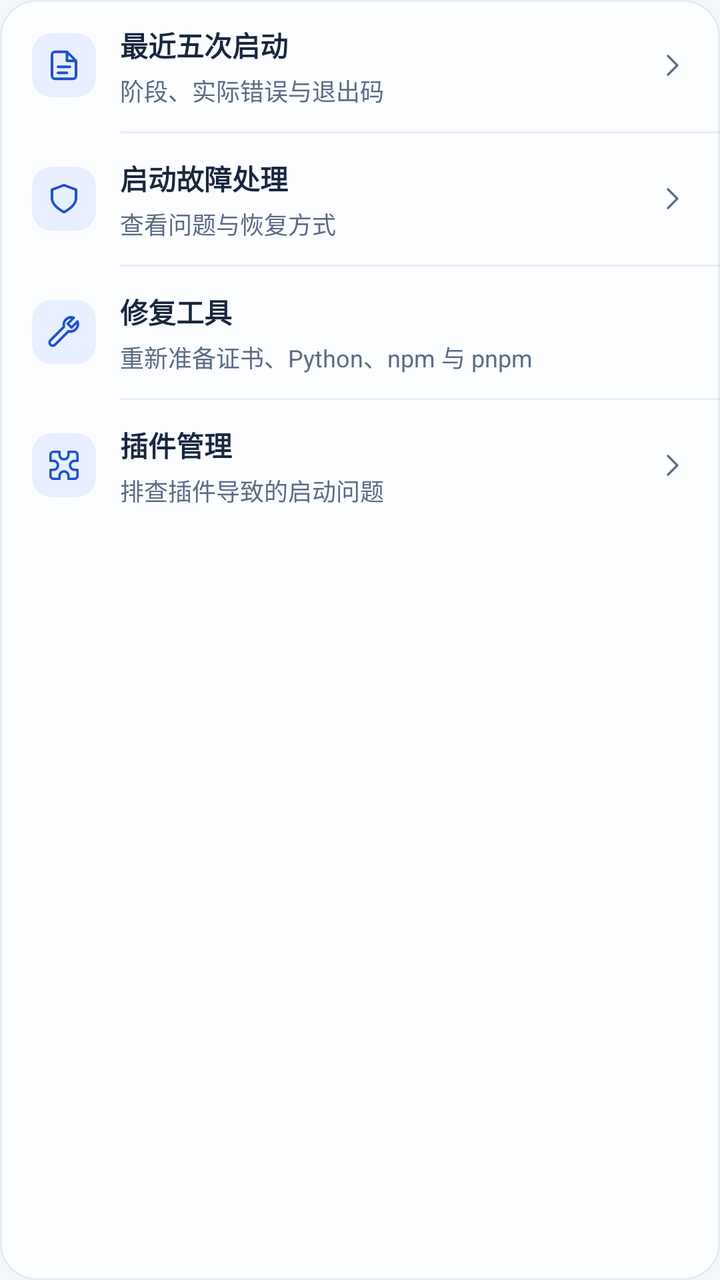
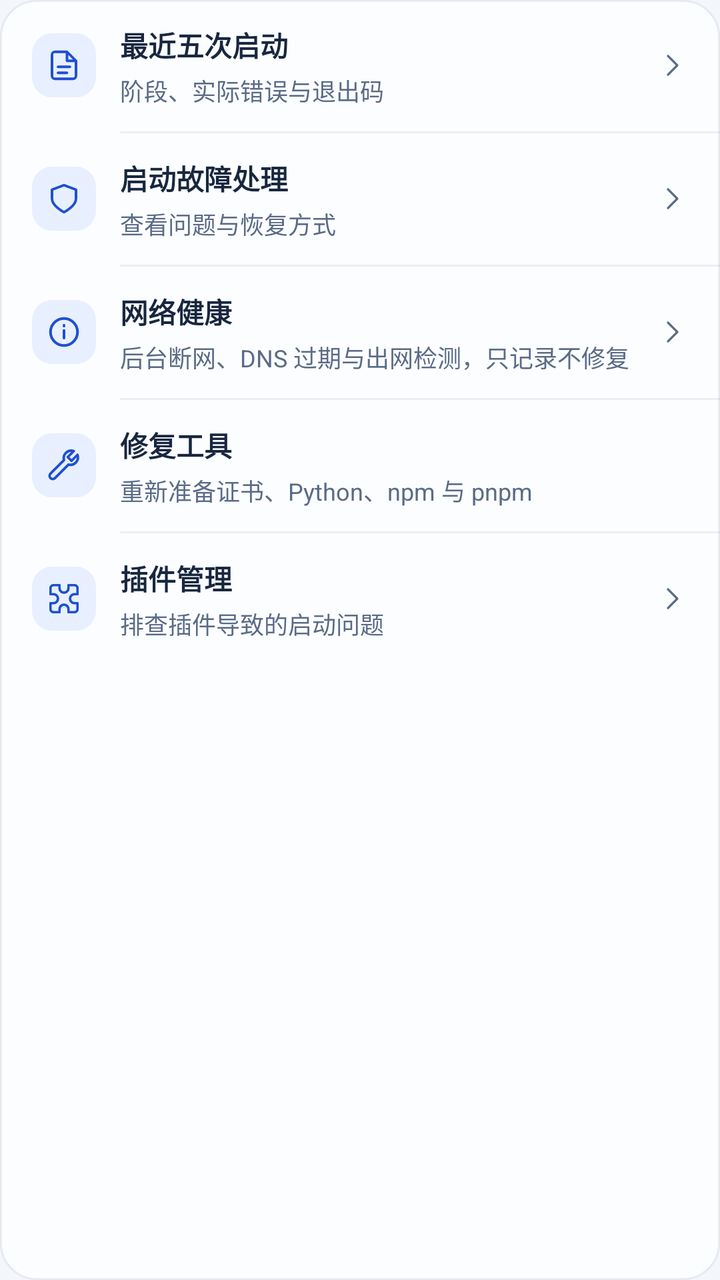

An Android layout rendered at two revisions. The XML below is the earlier revision; the diff shows what the commit changed to produce the second picture.
<!-- AndroidManifest.xml: application theme Theme.DeepseekHarness -->
<!-- res/layout/diagnostic_tools.xml -->
<?xml version="1.0" encoding="utf-8"?>
<LinearLayout xmlns:android="http://schemas.android.com/apk/res/android" xmlns:app="http://schemas.android.com/apk/res-auto" style="@style/ShellCard" android:layout_width="match_parent" android:layout_height="wrap_content" android:orientation="vertical">
  <LinearLayout android:id="@+id/diagnostic_history" style="@style/ShellRow" android:layout_width="match_parent" android:layout_height="wrap_content">
    <ImageView style="@style/ShellRowIcon" android:layout_width="@dimen/shell_row_icon" android:layout_height="@dimen/shell_row_icon" android:contentDescription="@null" android:src="@drawable/ic_recovery_document" />
    <LinearLayout android:layout_width="0dp" android:layout_height="wrap_content" android:layout_marginStart="12dp" android:layout_weight="1" android:orientation="vertical">
      <TextView style="@style/ShellRowTitle" android:layout_width="match_parent" android:layout_height="wrap_content" android:text="@string/ui134_recent_startups" />
      <TextView style="@style/ShellRowSub" android:layout_width="match_parent" android:layout_height="wrap_content" android:layout_marginTop="4dp" android:text="@string/ui134_recent_startups_sub" />
    </LinearLayout>
    <ImageView android:layout_width="@dimen/shell_row_chevron" android:layout_height="@dimen/shell_row_chevron" android:contentDescription="@null" android:importantForAccessibility="no" android:src="@drawable/ic_ui2_chevron" app:tint="@color/shell_text_muted" />
  </LinearLayout>
  <View style="@style/ShellDivider" android:layout_marginStart="60dp" />
  <LinearLayout android:id="@+id/diagnostic_recovery" style="@style/ShellRow" android:layout_width="match_parent" android:layout_height="wrap_content">
    <ImageView style="@style/ShellRowIcon" android:layout_width="@dimen/shell_row_icon" android:layout_height="@dimen/shell_row_icon" android:contentDescription="@null" android:src="@drawable/ic_recovery_shield" />
    <LinearLayout android:layout_width="0dp" android:layout_height="wrap_content" android:layout_marginStart="12dp" android:layout_weight="1" android:orientation="vertical">
      <TextView style="@style/ShellRowTitle" android:layout_width="match_parent" android:layout_height="wrap_content" android:text="@string/ui134_startup_recovery" />
      <TextView style="@style/ShellRowSub" android:layout_width="match_parent" android:layout_height="wrap_content" android:layout_marginTop="4dp" android:text="@string/ui134_startup_recovery_sub" />
    </LinearLayout>
    <ImageView android:layout_width="@dimen/shell_row_chevron" android:layout_height="@dimen/shell_row_chevron" android:contentDescription="@null" android:importantForAccessibility="no" android:src="@drawable/ic_ui2_chevron" app:tint="@color/shell_text_muted" />
  </LinearLayout>
  <View style="@style/ShellDivider" android:layout_marginStart="60dp" />
  <LinearLayout android:id="@+id/diagnostic_repair" style="@style/ShellRow" android:layout_width="match_parent" android:layout_height="wrap_content">
    <ImageView style="@style/ShellRowIcon" android:layout_width="@dimen/shell_row_icon" android:layout_height="@dimen/shell_row_icon" android:contentDescription="@null" android:src="@drawable/ic_recovery_wrench" />
    <LinearLayout android:layout_width="0dp" android:layout_height="wrap_content" android:layout_marginStart="12dp" android:layout_weight="1" android:orientation="vertical">
      <TextView style="@style/ShellRowTitle" android:layout_width="match_parent" android:layout_height="wrap_content" android:text="@string/ui_m0060" />
      <TextView style="@style/ShellRowSub" android:layout_width="match_parent" android:layout_height="wrap_content" android:layout_marginTop="4dp" android:text="@string/diag248_repair_sub" />
    </LinearLayout>
  </LinearLayout>
  <View style="@style/ShellDivider" android:layout_marginStart="60dp" />
  <LinearLayout android:id="@+id/diagnostic_plugins" style="@style/ShellRow" android:layout_width="match_parent" android:layout_height="wrap_content">
    <ImageView style="@style/ShellRowIcon" android:layout_width="@dimen/shell_row_icon" android:layout_height="@dimen/shell_row_icon" android:contentDescription="@null" android:src="@drawable/ic_plugins" />
    <LinearLayout android:layout_width="0dp" android:layout_height="wrap_content" android:layout_marginStart="12dp" android:layout_weight="1" android:orientation="vertical">
      <TextView style="@style/ShellRowTitle" android:layout_width="match_parent" android:layout_height="wrap_content" android:text="@string/diag248_plugins" />
      <TextView style="@style/ShellRowSub" android:layout_width="match_parent" android:layout_height="wrap_content" android:layout_marginTop="4dp" android:text="@string/diag248_plugins_sub" />
    </LinearLayout>
    <ImageView android:layout_width="@dimen/shell_row_chevron" android:layout_height="@dimen/shell_row_chevron" android:contentDescription="@null" android:importantForAccessibility="no" android:src="@drawable/ic_ui2_chevron" app:tint="@color/shell_text_muted" />
  </LinearLayout>
</LinearLayout>
<!-- resources referenced by this layout -->
<resources>
  <color name="shell_text_muted">#5A6B86</color>
  <dimen name="shell_row_chevron">16dp</dimen>
  <dimen name="shell_row_icon">32dp</dimen>
  <string name="diag248_plugins">插件管理</string>
  <string name="diag248_plugins_sub">排查插件导致的启动问题</string>
  <string name="diag248_repair_sub">重新准备证书、Python、npm 与 pnpm</string>
  <string name="ui134_recent_startups">最近五次启动</string>
  <string name="ui134_recent_startups_sub">阶段、实际错误与退出码</string>
  <string name="ui134_startup_recovery">启动故障处理</string>
  <string name="ui134_startup_recovery_sub">查看问题与恢复方式</string>
  <string name="ui_m0060" formatted="false">"修复工具"</string>
  <color name="text">#18273F</color>
  <dimen name="shell_row_pad_h">16dp</dimen>
  <color name="shell_line">#131D3A60</color>
  <dimen name="shell_row_min_height">56dp</dimen>
  <dimen name="shell_row_pad_v">12dp</dimen>
  <dimen name="shell_row_icon_pad">7dp</dimen>
  <dimen name="shell_row_sub">12sp</dimen>
  <dimen name="shell_row_title">14sp</dimen>
  <color name="shell_text">#18273F</color>
  <dimen name="shell_launch_radius_card">18dp</dimen>
  <color name="text_secondary">#50617A</color>
  <color name="line">#131D3A60</color>
  <color name="err">#AF404B</color>
  <color name="error_on">#FFFFFF</color>
  <color name="text_muted">#5A6B86</color>
  <color name="pal_standard_primary">#1E50D0</color>
  <color name="pal_standard_primary_dark">#1A46B8</color>
  <color name="pal_standard_accent_on">#FFFFFF</color>
  <color name="pal_standard_ripple">#141E50D0</color>
  <color name="pal_standard_logo_top">#E8EFFF</color>
  <color name="pal_standard_terminal_accent">#1E50D0</color>
  <color name="pal_standard_terminal_accent_bg">#E8EFFF</color>
  <color name="pal_standard_terminal_accent_soft_2">#DBE7FF</color>
  <color name="pal_standard_terminal_accent_line">#B9CCF4</color>
  <color name="pal_standard_terminal_on_accent">#FFFFFF</color>
  <color name="pal_standard_terminal_ripple">#1F1E50D0</color>
  <color name="pal_standard_terminal_state_idle">#1E50D0</color>
  <color name="pal_standard_shell_accent">#1E50D0</color>
  <color name="pal_standard_shell_accent_soft">#141E50D0</color>
  <color name="pal_standard_shell_accent_tonal">#1F1E50D0</color>
  <color name="pal_standard_shell_on_accent">#FFFFFF</color>
  <color name="pal_standard_shell_nav_ripple">#141E50D0</color>
  <color name="pal_standard_onb_accent_line">#471E50D0</color>
  <color name="pal_standard_surface">#F3F6FB</color>
  <color name="pal_standard_card">#FCFDFF</color>
  <color name="pal_standard_raised">#E7EDF6</color>
  <color name="pal_standard_disabled">#E7EDF6</color>
  <color name="pal_standard_preview">#E7EDF6</color>
  <color name="pal_standard_shell_bg">#F3F6FB</color>
  <color name="pal_standard_shell_surface">#FCFDFF</color>
  <color name="pal_standard_shell_raised">#E7EDF6</color>
  <color name="pal_standard_shell_nav_bg">#FCFDFF</color>
  <color name="pal_standard_shell_glass">#E0FAFCFF</color>
  <color name="pal_standard_terminal_panel">#FFFFFF</color>
  <color name="pal_standard_terminal_panel_card">#F7F9FD</color>
  <color name="pal_standard_terminal_raised">#EAEFF7</color>
  <color name="pal_standard_terminal_tile">#F1F4F9</color>
  <color name="pal_standard_terminal_tile_pressed">#E6EBF3</color>
  <dimen name="radius_control">13dp</dimen>
  <dimen name="stroke">1dp</dimen>
  <!-- unchanged entries left out for length: 31 -->
</resources>

<!-- the commit's change to res/layout/diagnostic_tools.xml (unified diff, before → after) -->
@@ -14,6 +14,15 @@
     <LinearLayout android:layout_width="0dp" android:layout_height="wrap_content" android:layout_marginStart="12dp" android:layout_weight="1" android:orientation="vertical">
       <TextView style="@style/ShellRowTitle" android:layout_width="match_parent" android:layout_height="wrap_content" android:text="@string/ui134_startup_recovery" />
       <TextView style="@style/ShellRowSub" android:layout_width="match_parent" android:layout_height="wrap_content" android:layout_marginTop="4dp" android:text="@string/ui134_startup_recovery_sub" />
+    </LinearLayout>
+    <ImageView android:layout_width="@dimen/shell_row_chevron" android:layout_height="@dimen/shell_row_chevron" android:contentDescription="@null" android:importantForAccessibility="no" android:src="@drawable/ic_ui2_chevron" app:tint="@color/shell_text_muted" />
+  </LinearLayout>
+  <View style="@style/ShellDivider" android:layout_marginStart="60dp" />
+  <LinearLayout android:id="@+id/diagnostic_network" style="@style/ShellRow" android:layout_width="match_parent" android:layout_height="wrap_content">
+    <ImageView style="@style/ShellRowIcon" android:layout_width="@dimen/shell_row_icon" android:layout_height="@dimen/shell_row_icon" android:contentDescription="@null" android:src="@drawable/ic_onb_info" />
+    <LinearLayout android:layout_width="0dp" android:layout_height="wrap_content" android:layout_marginStart="12dp" android:layout_weight="1" android:orientation="vertical">
+      <TextView style="@style/ShellRowTitle" android:layout_width="match_parent" android:layout_height="wrap_content" android:text="@string/nh_title" />
+      <TextView style="@style/ShellRowSub" android:layout_width="match_parent" android:layout_height="wrap_content" android:layout_marginTop="4dp" android:text="@string/nh_sub" />
     </LinearLayout>
     <ImageView android:layout_width="@dimen/shell_row_chevron" android:layout_height="@dimen/shell_row_chevron" android:contentDescription="@null" android:importantForAccessibility="no" android:src="@drawable/ic_ui2_chevron" app:tint="@color/shell_text_muted" />
   </LinearLayout>
<!-- resource entries referenced after the edit -->
@@ -3,9 +3,14 @@
   <color name="shell_text_muted">#5A6B86</color>
   <dimen name="shell_row_chevron">16dp</dimen>
   <dimen name="shell_row_icon">32dp</dimen>
+  <!-- drawable ic_onb_info (drawable) -->
+  <?xml version="1.0" encoding="utf-8"?>
+  <vector xmlns:android="http://schemas.android.com/apk/res/android" android:width="24dp" android:height="24dp" android:viewportWidth="24" android:viewportHeight="24"><path android:pathData="M12,21a9,9 0,1 0,0 -18 9,9 0,0 0,0 18zM12,11v5M12,7.5v0.5" android:fillColor="@android:color/transparent" android:strokeColor="#FF000000" android:strokeWidth="1.8" android:strokeLineCap="round" android:strokeLineJoin="round" /></vector>
   <string name="diag248_plugins">插件管理</string>
   <string name="diag248_plugins_sub">排查插件导致的启动问题</string>
   <string name="diag248_repair_sub">重新准备证书、Python、npm 与 pnpm</string>
+  <string name="nh_sub">后台断网、DNS 过期与出网检测，只记录不修复</string>
+  <string name="nh_title">网络健康</string>
   <string name="ui134_recent_startups">最近五次启动</string>
   <string name="ui134_recent_startups_sub">阶段、实际错误与退出码</string>
   <string name="ui134_startup_recovery">启动故障处理</string>
